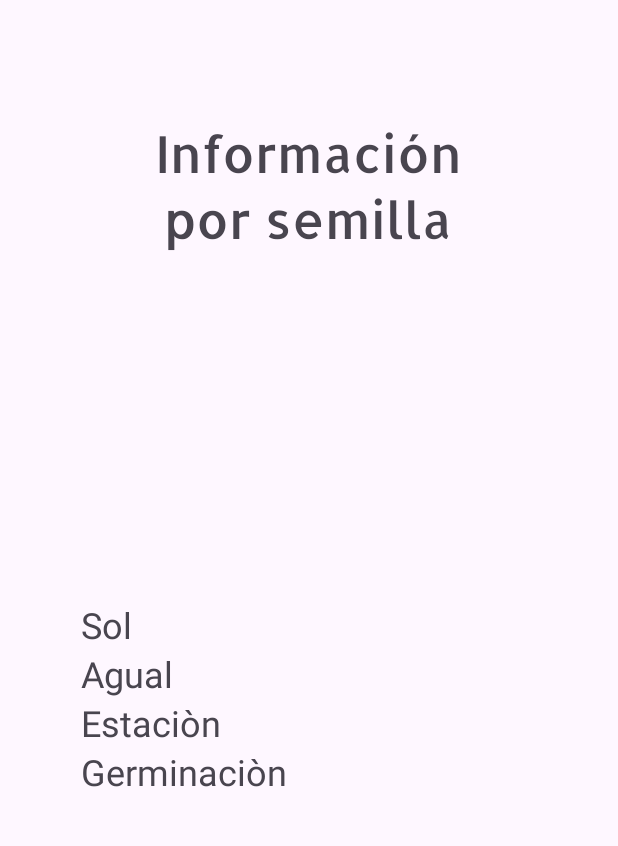
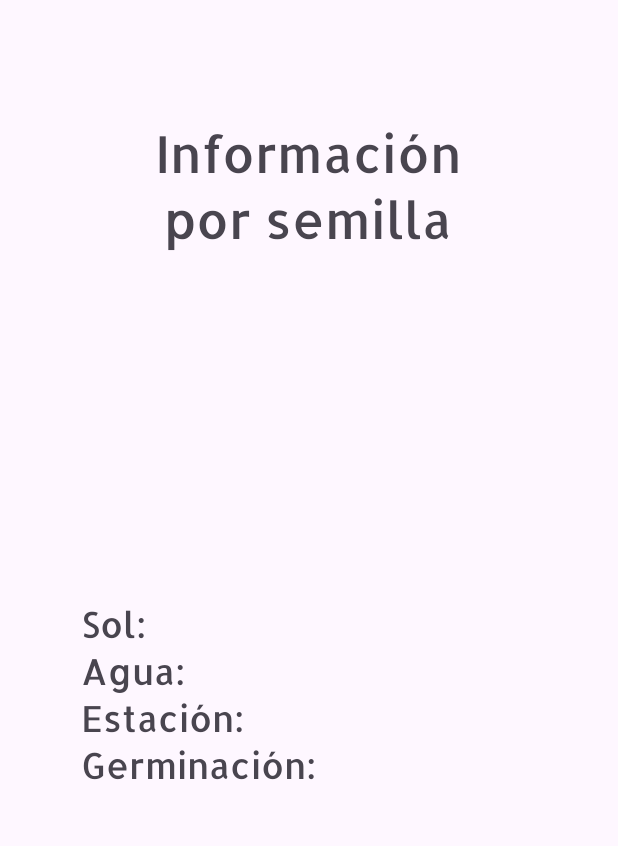
Before and after one commit to Nataliapaaz/seedplanner, an Android app: the fragment InfoSemilla placed in its activity, on a phone screen of 412 x 824 dp, the part 96-942 px from its top. Run offline under Robolectric (Android 15) with nearby library versions, the phone set to English and light mode, and no system bars; our stand-ins replace Firebase (no records; nobody signed in at launch, a user with empty details on screens opened directly).

```diff
--- a/app/build.gradle.kts
+++ b/app/build.gradle.kts
@@ -47,4 +47,5 @@ dependencies {
     implementation ("com.github.bumptech.glide:glide:4.16.0")
     implementation ("com.google.firebase:firebase-firestore:22.0.0")
     implementation ("com.google.android.gms:play-services-base:17.5.0")
+    implementation ("com.android.support:support-compat:28.0.0")
 }
--- a/app/src/main/java/com/example/seedplanner/GuardarSemilla.java
+++ b/app/src/main/java/com/example/seedplanner/GuardarSemilla.java
@@ -51,7 +51,7 @@ public class GuardarSemilla extends Fragment {
         Button guardarButton = view.findViewById(R.id.button6);
         final Context context = getContext();
 
-        // Firestore _id de los documentos
+        // Firestore ID de los documentos
         FirebaseFirestore db = FirebaseFirestore.getInstance();
         db.collection("lista")
                 .get()
--- a/app/src/main/java/com/example/seedplanner/Inventario.java
+++ b/app/src/main/java/com/example/seedplanner/Inventario.java
@@ -12,7 +12,6 @@ public class Inventario {
         descripciones = new HashMap<>();
         descripciones.put("tomate", "Semilla de tomate, conocida por su gran adaptabilidad.");
         descripciones.put("papa", "Semilla de papa, ideales para cultivos en regiones áridas.");
-        // ... más semillas y descripciones
     }
 
     public Inventario() {
--- a/app/src/main/res/layout/fragment_info_semilla.xml
+++ b/app/src/main/res/layout/fragment_info_semilla.xml
@@ -39,28 +39,32 @@
             android:id="@+id/textView11"
             android:layout_width="match_parent"
             android:layout_height="wrap_content"
-            android:text="Sol"
+            android:fontFamily="@font/allerta"
+            android:text="Sol:"
             android:textSize="24sp" />
 
         <TextView
             android:id="@+id/textView12"
             android:layout_width="match_parent"
             android:layout_height="wrap_content"
-            android:text="Agual"
+            android:fontFamily="@font/allerta"
+            android:text="Agua:"
             android:textSize="24sp" />
 
         <TextView
             android:id="@+id/textView17"
             android:layout_width="match_parent"
             android:layout_height="wrap_content"
-            android:text="Estaciòn"
+            android:fontFamily="@font/allerta"
+            android:text="Estación:"
             android:textSize="24sp" />
 
         <TextView
             android:id="@+id/textView18"
             android:layout_width="match_parent"
             android:layout_height="wrap_content"
-            android:text="Germinaciòn"
+            android:fontFamily="@font/allerta"
+            android:text="Germinación:"
             android:textSize="24sp" />
     </LinearLayout>
 </androidx.constraintlayout.widget.ConstraintLayout>
```
Also changed, not shown: app/src/main/java/com/example/seedplanner/Adaptador.java (+6 -6 lines), app/src/main/java/com/example/seedplanner/InfoSemilla.java (+65 -5 lines), app/src/main/java/com/example/seedplanner/fragmento1.java (+16 -0 lines).
